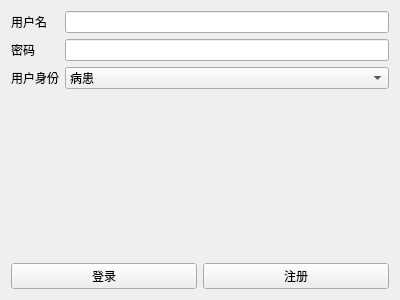
laonuo2004/cpp-qt-medical-system, file code/global/loginpanel.ui: the form before one commit.
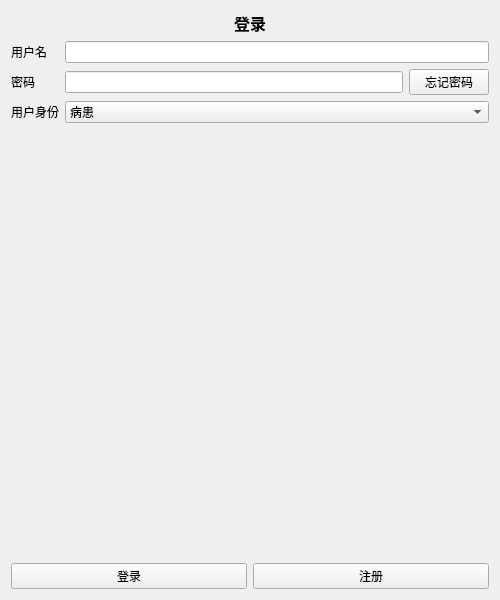
The form after the commit.

Commit message:
feat: 添加重置密码面板
- 在登录页面可以选择重置密码，需要进行手机号验证

```diff
--- a/code/global/loginpanel.ui
+++ b/code/global/loginpanel.ui
@@ -6,14 +6,31 @@
    <rect>
     <x>0</x>
     <y>0</y>
-    <width>400</width>
-    <height>300</height>
+    <width>500</width>
+    <height>600</height>
    </rect>
   </property>
   <property name="windowTitle">
    <string>智慧医疗系统</string>
   </property>
   <layout class="QVBoxLayout" name="verticalLayout">
+   <item>
+    <widget class="QLabel" name="HeaderLabel">
+     <property name="font">
+      <font>
+       <pointsize>12</pointsize>
+       <weight>75</weight>
+       <bold>true</bold>
+      </font>
+     </property>
+     <property name="text">
+      <string>登录</string>
+     </property>
+     <property name="alignment">
+      <set>Qt::AlignCenter</set>
+     </property>
+    </widget>
+   </item>
    <item>
     <layout class="QFormLayout" name="formLayout">
      <item row="0" column="0">
@@ -34,7 +51,18 @@
       </widget>
      </item>
      <item row="1" column="1">
-      <widget class="QLineEdit" name="pwdInput"/>
+      <layout class="QHBoxLayout" name="horizontalLayout_2">
+       <item>
+        <widget class="QLineEdit" name="pwdInput"/>
+       </item>
+       <item>
+        <widget class="QPushButton" name="forgetPwdBtn">
+         <property name="text">
+          <string>忘记密码</string>
+         </property>
+        </widget>
+       </item>
+      </layout>
      </item>
      <item row="2" column="0">
       <widget class="QLabel" name="label_3">
```
The commit also changes 21 other files.
